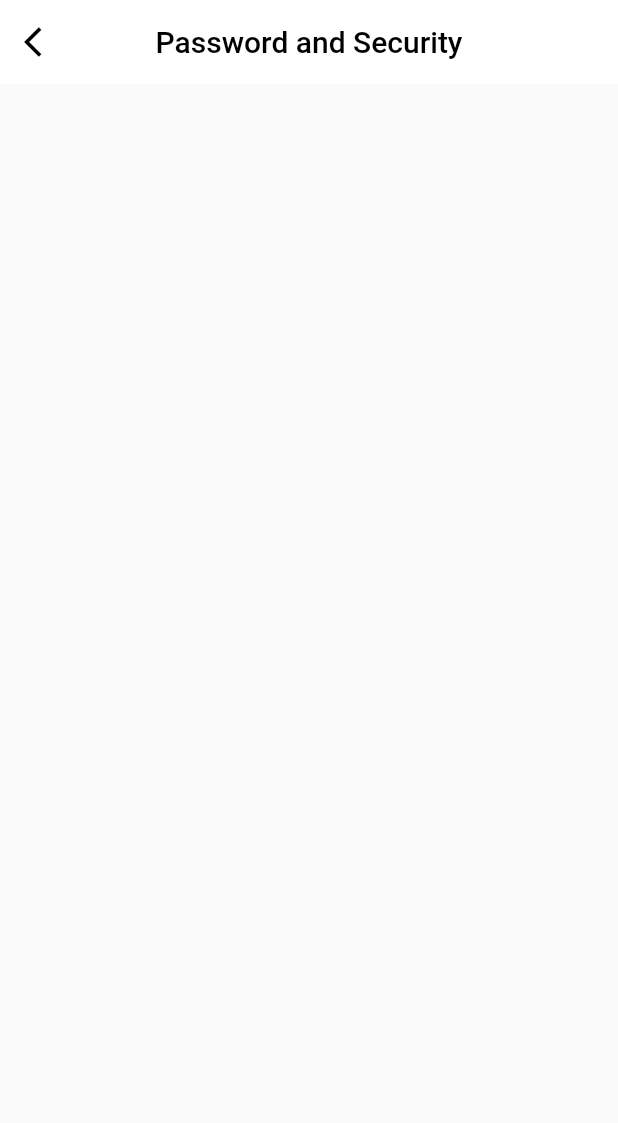
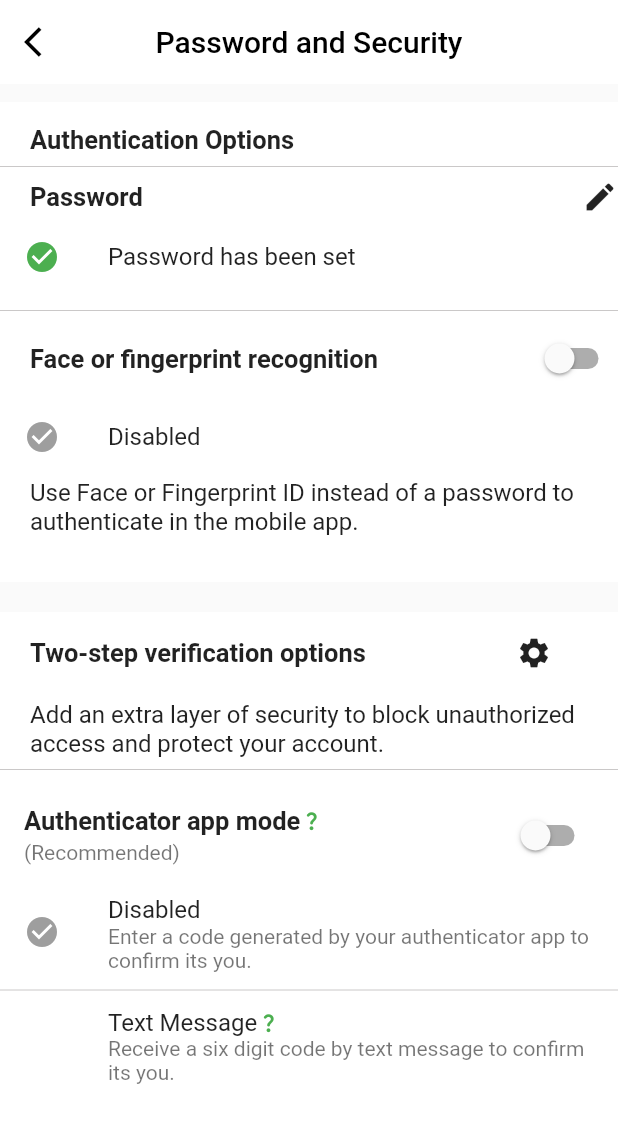
Before and after one commit to kezieeCode/qikpharma, a Flutter app: the Security screen opened directly, on a phone screen of 412 x 824 dp. Shown: the top 1123 px of the screen. Run offline on Flutter 3.47's test engine with Material 2 defaults, Android fonts, the phone set to English and light mode, and no system bars.

Commit message:
password&security

```diff
--- /dev/null
+++ b/lib/views/component/2-fa_auth.dart
@@ -0,0 +1,118 @@
+import 'package:flutter/material.dart';
+
+class TwoFactorAuth extends StatefulWidget {
+  const TwoFactorAuth({Key? key}) : super(key: key);
+
+  @override
+  State<TwoFactorAuth> createState() => _TwoFactorAuthState();
+}
+
+bool off_here = false;
+bool off_too = false;
+
+class _TwoFactorAuthState extends State<TwoFactorAuth> {
+  @override
+  Widget build(BuildContext context) {
+    void switchToggle(bool value) {
+      if (off_here == false) {
+        setState(() {
+          off_here = true;
+        });
+      } else {
+        setState(() {
+          off_here = false;
+        });
+      }
+    }
+
+    return Container(
+      height: 366,
+      color: Colors.white,
+      child: Column(
+        children: [
+          Padding(
+            padding: const EdgeInsets.only(left: 20, top: 15),
+            child: Row(
+              children: const [
+                Text(
+                  "Two-step verification options",
+                  style: TextStyle(fontSize: 17, fontWeight: FontWeight.bold),
+                ),
+                SizedBox(
+                  width: 100,
+                ),
+                Icon(Icons.settings)
+              ],
+            ),
+          ),
+          const Padding(
+            padding: EdgeInsets.only(left: 20, right: 20, top: 20),
+            child: Text(
+              "Add an extra layer of security to block unauthorized access and protect your account.",
+              style: TextStyle(fontSize: 16),
+            ),
+          ),
+          const Divider(
+            color: Color.fromARGB(255, 202, 200, 200),
+          ),
+          ListTile(
+            title: Row(
+              children: const [
+                Text(
+                  "Authenticator app mode",
+                  style: TextStyle(fontSize: 17, fontWeight: FontWeight.bold),
+                ),
+                Icon(
+                  Icons.question_mark_rounded,
+                  size: 15,
+                  color: Colors.green,
+                )
+              ],
+            ),
+            // leading: Icon(Icons.question_mark),
+            trailing: Switch(
+              value: off_too,
+              onChanged: switchToggle,
+              activeColor: Colors.green,
+            ),
+            subtitle: const Text("(Recommended)"),
+          ),
+          const ListTile(
+            leading: Icon(
+              Icons.check_circle,
+              color: Colors.grey,
+            ),
+            title: Text("Disabled"),
+            subtitle: Text(
+                "Enter a code generated by your authenticator app to confirm its you."),
+          ),
+          const Divider(
+            color: Color.fromARGB(255, 202, 200, 200),
+          ),
+          const SizedBox(
+            height: 0,
+          ),
+          ListTile(
+            leading: const SizedBox(
+              width: 10,
+            ),
+            title: Row(
+              children: const [
+                Text(
+                  "Text Message",
+                ),
+                Icon(
+                  Icons.question_mark_rounded,
+                  size: 15,
+                  color: Colors.green,
+                )
+              ],
+            ),
+            subtitle: const Text(
+                "Receive a six digit code by text message to confirm its you."),
+          ),
+        ],
+      ),
+    );
+  }
+}
--- /dev/null
+++ b/lib/views/component/security_component.dart
@@ -0,0 +1,111 @@
+import 'package:flutter/material.dart';
+
+class SecurityComponent extends StatefulWidget {
+  const SecurityComponent({Key? key}) : super(key: key);
+
+  @override
+  State<SecurityComponent> createState() => _SecurityComponentState();
+}
+
+bool off_here = false;
+
+class _SecurityComponentState extends State<SecurityComponent> {
+  @override
+  Widget build(BuildContext context) {
+    void switchToggle(bool value) {
+      if (off_here == false) {
+        setState(() {
+          off_here = true;
+        });
+      } else {
+        setState(() {
+          off_here = false;
+        });
+      }
+    }
+
+    return Container(
+      height: 320,
+      color: Colors.white,
+      child: Column(
+        children: [
+          Padding(
+            padding: const EdgeInsets.only(left: 20, top: 15),
+            child: Row(
+              children: const [
+                Text(
+                  "Authentication Options",
+                  style: TextStyle(fontSize: 17, fontWeight: FontWeight.bold),
+                ),
+              ],
+            ),
+          ),
+          const Divider(
+            color: Color.fromARGB(255, 202, 200, 200),
+          ),
+          Padding(
+            padding: const EdgeInsets.only(
+              left: 20,
+            ),
+            child: Row(
+              mainAxisAlignment: MainAxisAlignment.spaceBetween,
+              children: const [
+                Text(
+                  "Password",
+                  style: TextStyle(fontSize: 17, fontWeight: FontWeight.bold),
+                ),
+                Icon(Icons.edit)
+              ],
+            ),
+          ),
+          const ListTile(
+            leading: Icon(
+              Icons.check_circle,
+              color: Colors.green,
+            ),
+            title: Text("Password has been set"),
+          ),
+          const Divider(
+            color: Color.fromARGB(255, 202, 200, 200),
+          ),
+          const SizedBox(
+            height: 0,
+          ),
+          Padding(
+            padding: const EdgeInsets.only(
+              left: 20,
+            ),
+            child: Row(
+              mainAxisAlignment: MainAxisAlignment.spaceBetween,
+              children: [
+                const Text(
+                  "Face or fingerprint recognition",
+                  style: TextStyle(fontSize: 17, fontWeight: FontWeight.bold),
+                ),
+                Switch(
+                  value: off_here,
+                  onChanged: switchToggle,
+                  activeColor: Colors.green,
+                )
+              ],
+            ),
+          ),
+          const ListTile(
+            leading: Icon(
+              Icons.check_circle,
+              color: Colors.grey,
+            ),
+            title: Text("Disabled"),
+          ),
+          const Padding(
+            padding: EdgeInsets.only(left: 20, right: 20),
+            child: Text(
+              "Use Face or Fingerprint ID instead of a password to authenticate in the mobile app.",
+              style: TextStyle(fontSize: 16),
+            ),
+          )
+        ],
+      ),
+    );
+  }
+}
--- a/lib/views/component/setting.dart
+++ b/lib/views/component/setting.dart
@@ -54,7 +54,7 @@ class _SettingComponentState extends State<SettingComponent> {
         ),
         const ListTile(
           leading: Icon(
-            Icons.person,
+            Icons.account_box_rounded,
             color: Colors.green,
           ),
           title: Text("Personal Information"),
--- a/lib/views/security.dart
+++ b/lib/views/security.dart
@@ -1,4 +1,6 @@
 import 'package:flutter/material.dart';
+import 'package:qikpharma/views/component/2-fa_auth.dart';
+import 'package:qikpharma/views/component/security_component.dart';
 
 class Security extends StatefulWidget {
   const Security({Key? key}) : super(key: key);
@@ -28,6 +30,16 @@ class _SecurityState extends State<Security> {
               color: Colors.black,
             )),
       ),
+      body: ListView(children: const [
+        SizedBox(
+          height: 12,
+        ),
+        SecurityComponent(),
+        SizedBox(
+          height: 20,
+        ),
+        TwoFactorAuth()
+      ]),
     );
   }
 }
```
